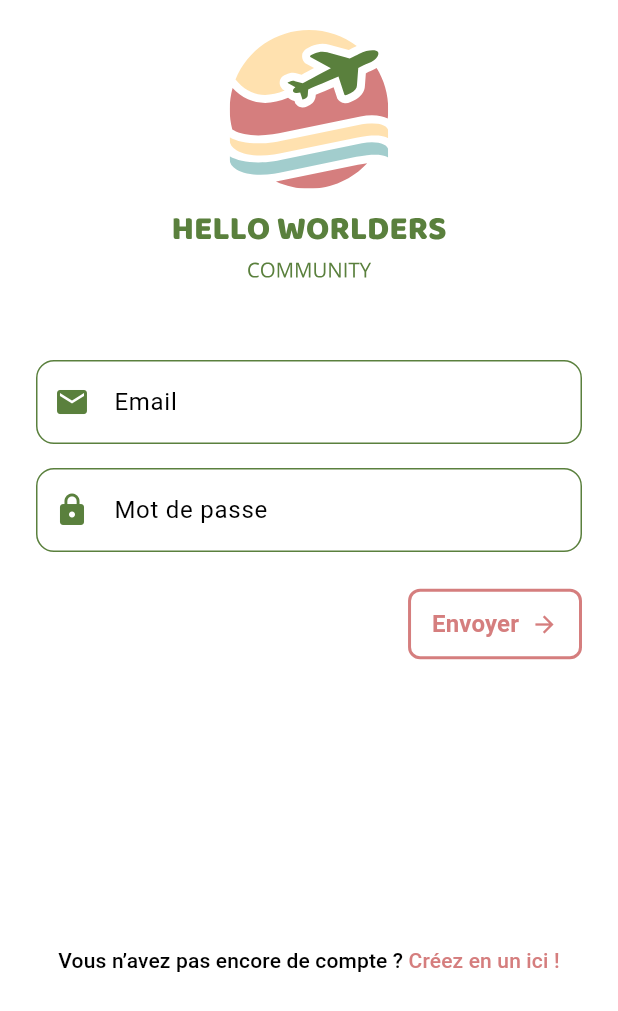
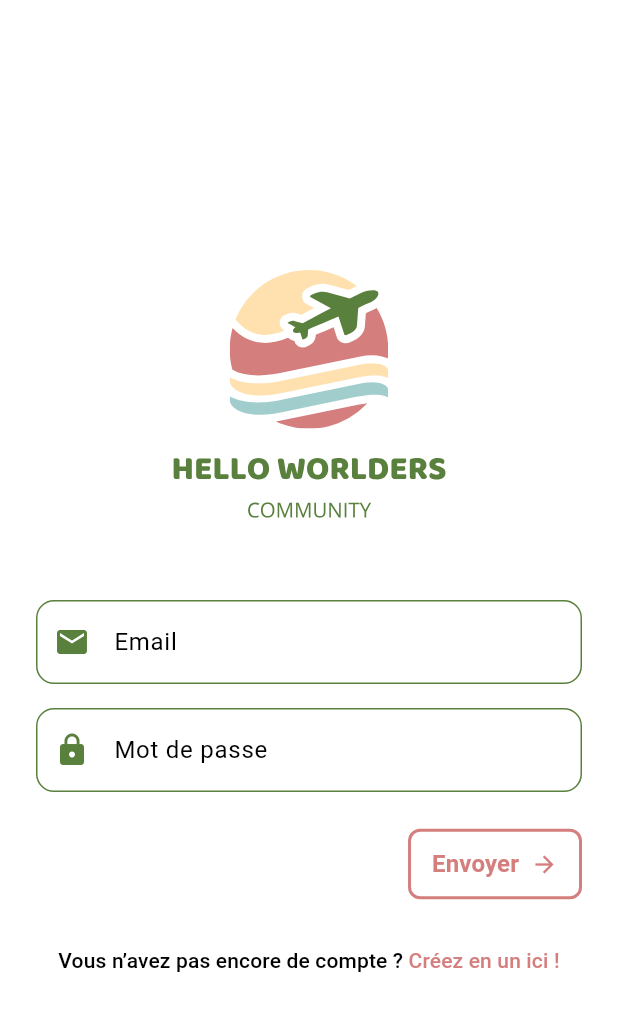
Before and after one commit to Jeanne-Grenet-CESI/HelloWorlders, a Flutter app: the screen it shows after launch, on a phone screen of 412 x 824 dp. Shown: the top 1011 px of the screen. Run offline on Flutter 3.47's test engine with Material 3 defaults, Android fonts, the phone set to English and light mode, and no system bars; our stand-ins replace flutter_dotenv, flutter_svg.

```diff
--- a/helloworlders_flutter/lib/pages/login_page.dart
+++ b/helloworlders_flutter/lib/pages/login_page.dart
@@ -42,14 +42,12 @@ class _LoginPageState extends State<LoginPage> {
     });
 
     if (response["status"] == "success") {
-      // Connexion réussie, redirigez ou affichez une confirmation
       ScaffoldMessenger.of(context).showSnackBar(
         SnackBar(
           content: Text("Connexion réussie !"),
           backgroundColor: Colors.green,
         ),
       );
-      // Exemple de redirection :
       Navigator.pushReplacementNamed(context, "/home");
     } else {
       setState(() {
@@ -63,6 +61,7 @@ class _LoginPageState extends State<LoginPage> {
     return Scaffold(
       backgroundColor: Theme.of(context).scaffoldBackgroundColor,
       body: Center(
+        child: SingleChildScrollView(
           child: Padding(
             padding: const EdgeInsets.symmetric(horizontal: 24.0),
             child: Column(
@@ -159,7 +158,8 @@ class _LoginPageState extends State<LoginPage> {
                                 const SizedBox(width: 8),
                                 Icon(
                                   Icons.arrow_forward,
-                                color: Theme.of(context).colorScheme.secondary,
+                                  color:
+                                      Theme.of(context).colorScheme.secondary,
                                 ),
                               ],
                             ),
@@ -167,7 +167,7 @@ class _LoginPageState extends State<LoginPage> {
                         ],
                       ),
                 const SizedBox(height: 16),
-              Expanded(
+                Container(
                   child: TextButton(
                     onPressed: () {},
                     child: Text.rich(
@@ -193,6 +193,7 @@ class _LoginPageState extends State<LoginPage> {
             ),
           ),
         ),
+      ),
     );
   }
 }
```
Lines whose indentation alone changed are shown as unchanged.
